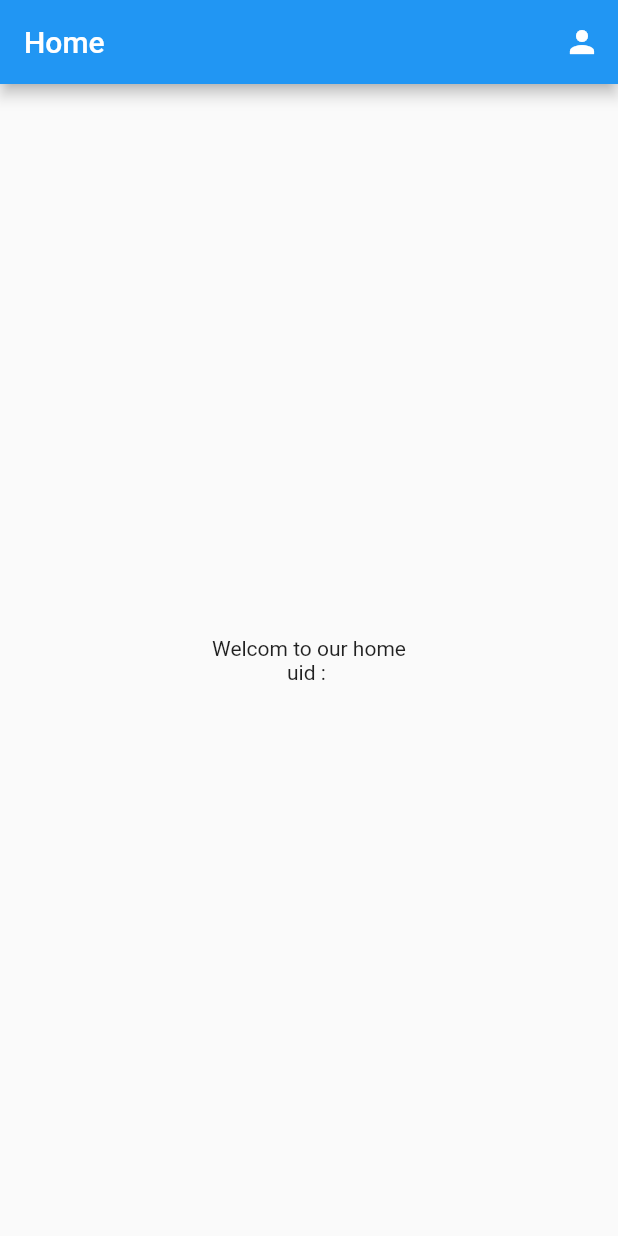
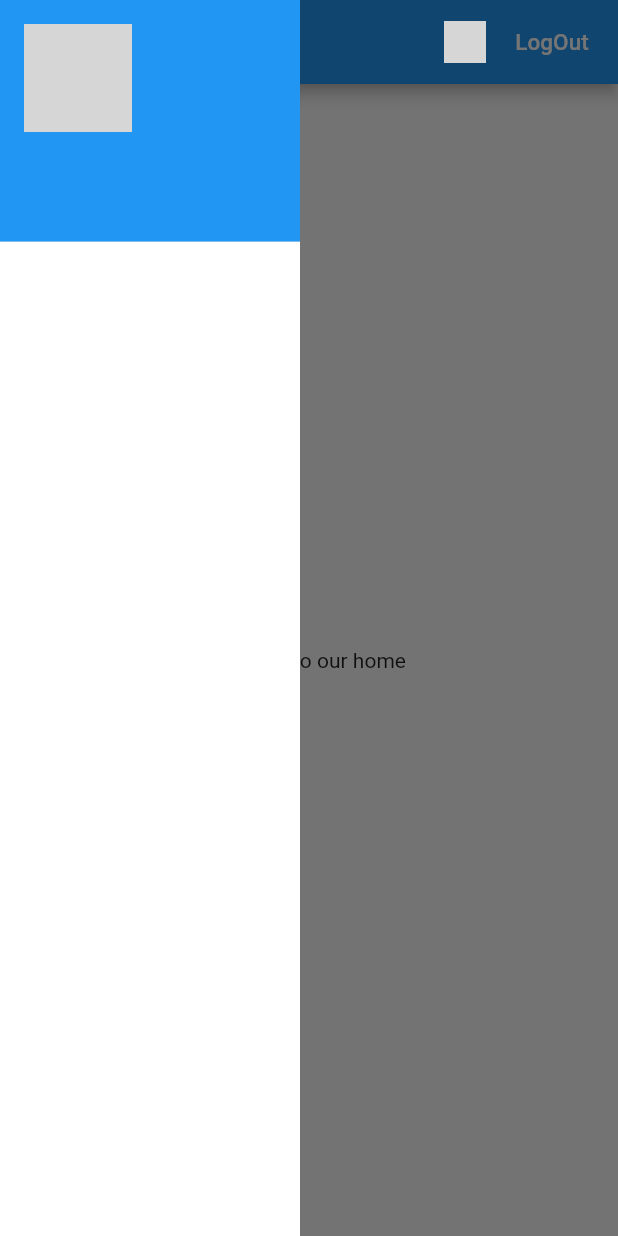
Before and after one commit to Felianho-Sagnol/flutter_firebase, a Flutter app: the screen it shows once a user with an empty profile is signed in, with the side drawer open (before the commit the screen has no drawer), on a phone screen of 412 x 824 dp. Run offline on Flutter 3.47's test engine with Material 2 defaults, Android fonts, the phone set to English and light mode, and no system bars; our stand-ins replace cloud_firestore, firebase_auth, firebase_core, firebase_storage, image_picker; accounts and stored records are empty; network calls fail; grey boxes are pictures that could not be loaded.

```diff
--- /dev/null
+++ b/lib/flutter_firbase/models/user.dart
@@ -0,0 +1,17 @@
+class UserModel {
+  String id, email, pseudo, image;
+  static UserModel current;
+  UserModel({this.id, this.email, this.pseudo, this.image});
+  factory UserModel.fromJson(Map<String, dynamic> j) => UserModel(
+        email: j["email"],
+        id: j['id'],
+        pseudo: j["pseudo"],
+        image: j["image"],
+      );
+  Map<String, dynamic> toMap() => {
+        "id": id,
+        "email": email,
+        "pseudo": pseudo,
+        "image": image,
+      };
+}
--- a/lib/flutter_firbase/screens/home.dart
+++ b/lib/flutter_firbase/screens/home.dart
@@ -1,6 +1,10 @@
 import 'package:flutter/material.dart';
 import 'package:firebase_auth/firebase_auth.dart';
 import 'package:sagnolapp/flutter_firbase/services/auth.dart';
+import 'package:sagnolapp/flutter_firbase/services/db.dart';
+import 'package:sagnolapp/flutter_firbase/models/user.dart';
+import 'package:sagnolapp/flutter_firbase/screens/login.dart';
+import 'package:sagnolapp/flutter_firbase/screens/menus.dart';
 
 class Home extends StatefulWidget {
   @override
@@ -8,30 +12,86 @@ class Home extends StatefulWidget {
 }
 
 class _HomeState extends State<Home> {
-  User user;
+  UserModel userm;
+  bool user_is_null = false;
   AuthServices auth = AuthServices();
+  final key = GlobalKey<ScaffoldState>();
 
   Future<void> getUser() async {
-    final userResult = await auth.user;
+    User user = await auth.user;
+    final userResult = await DbServices().getUser(user.uid);
     setState(() {
-      user = userResult;
+      userm = userResult;
+      UserModel.current = userResult;
     });
   }
 
   @override
   Widget build(BuildContext context) {
+    if (user_is_null) return Login();
     getUser();
     return SafeArea(
       child: Scaffold(
+        key: key,
+        drawer: Menu(),
         appBar: AppBar(
           title: Text("Home"),
           actions: [
-            IconButton(
-              icon: Icon(Icons.person),
+            InkWell(
+              onTap: () {
+                key.currentState.openDrawer();
+              },
+              child: Row(
+                children: [
+                  CircleAvatar(
+                    radius: 14,
+                    backgroundColor: Colors.white,
+                    backgroundImage:
+                        userm.image != null ? NetworkImage(userm.image) : null,
+                    child: userm.image != null
+                        ? Container()
+                        : Icon(
+                            Icons.person,
+                            color: Colors.blueAccent,
+                          ),
+                  ),
+                ],
+              ),
+            ),
+            FlatButton(
               onPressed: () async {
-                await auth.signOut();
-                setState(() {});
+                showDialog(
+                  context: context,
+                  builder: (ctx) {
+                    return AlertDialog(
+                      title: Text("Deconnexion"),
+                      content: Text("Voulez-vous vous déconnecter?"),
+                      actions: [
+                        FlatButton(
+                          onPressed: () async {
+                            await auth.signOut();
+                            setState(() {
+                              user_is_null = true;
+                            });
+                            Navigator.of(context).pop();
+                          },
+                          child: Text("Oui"),
+                        ),
+                        FlatButton(
+                          onPressed: () async {
+                            Navigator.of(context).pop();
+                          },
+                          child: Text("Non"),
+                        ),
+                      ],
+                    );
+                  },
+                );
               },
+              child: Text(
+                "LogOut",
+                style: TextStyle(color: Colors.white, fontSize: 15),
+              ),
             ),
           ],
         ),
@@ -40,7 +100,10 @@ class _HomeState extends State<Home> {
             mainAxisAlignment: MainAxisAlignment.center,
             children: [
               Text("Welcom to our home"),
-              if (user != null) Text("uid : " + user.uid),
+              /*if (userm != null)
+                Text(
+                  "id : " + userm.id + "\nemail : " + userm.email,
+                ),*/
             ],
           ),
         ),
--- /dev/null
+++ b/lib/flutter_firbase/screens/menus.dart
@@ -0,0 +1,83 @@
+import 'package:flutter/material.dart';
+import 'package:sagnolapp/flutter_firbase/models/user.dart';
+import 'package:sagnolapp/flutter_firbase/services/db.dart';
+import 'package:sagnolapp/flutter_firbase/services/utils/getImages.dart';
+
+class Menu extends StatefulWidget {
+  @override
+  _MenuState createState() => _MenuState();
+}
+
+class _MenuState extends State<Menu> {
+  bool loading = false;
+  @override
+  Widget build(BuildContext context) {
+    final user = UserModel.current;
+    return Container(
+      width: 200,
+      color: Colors.white,
+      child: ListView(
+        children: [
+          UserAccountsDrawerHeader(
+            accountName: Text(user.pseudo ?? "Aucun nom"),
+            accountEmail: Text(user.email ?? "Aucun email"),
+            currentAccountPicture: CircleAvatar(
+              backgroundColor: Colors.white,
+              backgroundImage:
+                  user.image != null ? NetworkImage(user.image) : null,
+              child: Stack(
+                children: [
+                  if (user.image == null)
+                    Center(
+                      child: Icon(
+                        Icons.person,
+                        color: Colors.blue,
+                      ),
+                    ),
+                  if (loading)
+                    Center(
+                      child: CircularProgressIndicator(
+                        valueColor: AlwaysStoppedAnimation<Color>(Colors.blue),
+                      ),
+                    ),
+                  Positioned(
+                    top: 34,
+                    left: 13,
+                    child: IconButton(
+                      icon: Icon(Icons.camera_alt),
+                      onPressed: () async {
+                        final data = await showModalBottomSheet(
+                          context: context,
+                          builder: (ctx) {
+                            return GetImage();
+                          },
+                        );
+                        if (data != null) {
+                          loading = true;
+                          setState(() {});
+                          String urlImage = await DbServices()
+                              .uploadImage(data, path: "profil");
+                          //print(urlImage);
+                          if (urlImage != null) {
+                            UserModel.current.image = urlImage;
+                            bool isupdate = await DbServices()
+                                .updateUser(UserModel.current);
+                            if (isupdate) {
+                              loading = false;
+                              setState(() {});
+                            }
+                          }
+                        }
+                        //print(data);
+                      },
+                    ),
+                  )
+                ],
+              ),
+            ),
+          )
+        ],
+      ),
+    );
+  }
+}
--- a/lib/main.dart
+++ b/lib/main.dart
@@ -12,7 +12,7 @@ class MyApp extends StatelessWidget {
   @override
   Widget build(BuildContext context) {
     return MaterialApp(
-      title: 'Flutter Demo',
+      title: 'SagnolApp',
       debugShowCheckedModeBanner: false,
       theme: ThemeData(
         primarySwatch: Colors.blue,
--- a/pubspec.yaml
+++ b/pubspec.yaml
@@ -27,8 +27,12 @@ dependencies:
   firebase_core: ^1.0.2
   firebase_auth: ^1.0.1
   cloud_firestore: ^1.0.3
+  firebase_storage: ^8.0.2
 
   http: ^0.13.1
+  provider: ^5.0.0
+  font_awesome_flutter: ^9.0.0
+  image_picker: ^0.7.4
 
 
   # The following adds the Cupertino Icons font to your application.
```
Also changed, not shown: lib/flutter_firbase/screens/login.dart (+18 -2 lines), lib/flutter_firbase/screens/register.dart (+16 -0 lines), lib/flutter_firbase/services/auth.dart (+21 -5 lines), lib/flutter_firbase/services/db.dart (added, +52 -0 lines), lib/flutter_firbase/services/utils/getImages.dart (added, +58 -0 lines), pubspec.lock.
